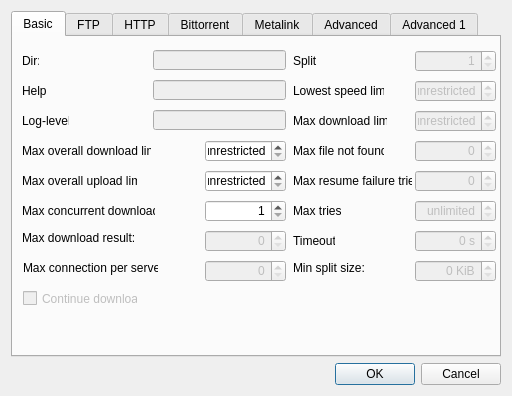
First picture: the form in globaloptions.ui, repository DragonZX/aria2cremote, before the edit.
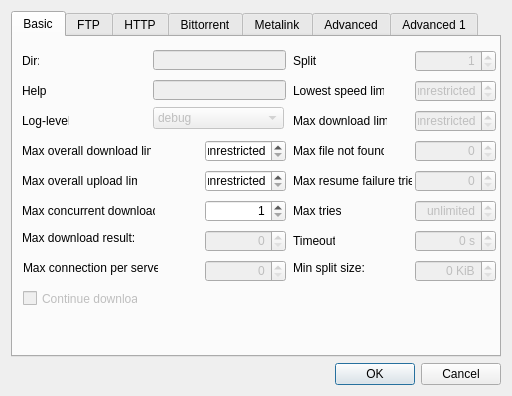
Second picture: the form after the edit. Icons and pictures are not drawn.

Diff of the .ui file:
```diff
--- a/globaloptions.ui
+++ b/globaloptions.ui
@@ -138,20 +138,7 @@
         <string>Log-level:</string>
        </property>
        <property name="buddy">
-        <cstring>lineEdit_LogLevel</cstring>
-       </property>
-      </widget>
-      <widget class="QLineEdit" name="lineEdit_LogLevel">
-       <property name="enabled">
-        <bool>false</bool>
-       </property>
-       <property name="geometry">
-        <rect>
-         <x>140</x>
-         <y>73</y>
-         <width>133</width>
-         <height>20</height>
-        </rect>
+        <cstring>comboBox_LogLevel</cstring>
        </property>
       </widget>
       <widget class="QLabel" name="label_9">
@@ -646,6 +633,47 @@
         <number>0</number>
        </property>
       </widget>
+      <widget class="QComboBox" name="comboBox_LogLevel">
+       <property name="enabled">
+        <bool>false</bool>
+       </property>
+       <property name="geometry">
+        <rect>
+         <x>140</x>
+         <y>70</y>
+         <width>131</width>
+         <height>22</height>
+        </rect>
+       </property>
+       <property name="editable">
+        <bool>false</bool>
+       </property>
+       <item>
+        <property name="text">
+         <string>debug</string>
+        </property>
+       </item>
+       <item>
+        <property name="text">
+         <string>info</string>
+        </property>
+       </item>
+       <item>
+        <property name="text">
+         <string>notice</string>
+        </property>
+       </item>
+       <item>
+        <property name="text">
+         <string>warn</string>
+        </property>
+       </item>
+       <item>
+        <property name="text">
+         <string>error</string>
+        </property>
+       </item>
+      </widget>
      </widget>
      <widget class="QWidget" name="tab_2">
       <attribute name="title">
```
Left out of the diff: 90 changed lines with no effect on the pictures.
